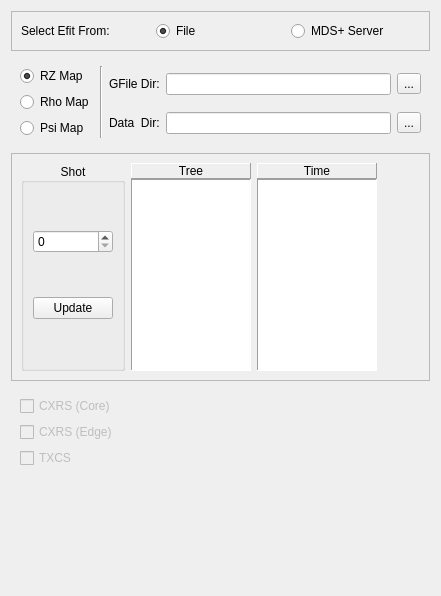
Old version of the form GUI/selectefitti.ui in the repository zhengprince/east-fit.
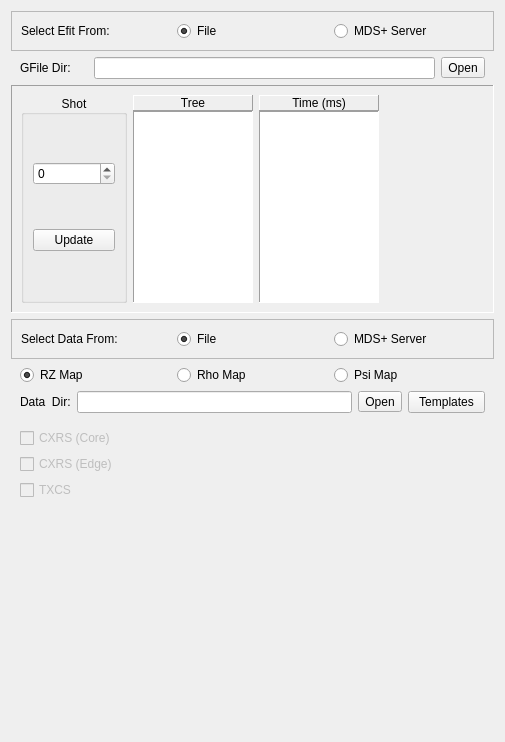
New version of the form. Custom widgets are drawn as their Qt base class.

What changed in the file:
```diff
--- a/GUI/selectefitti.ui
+++ b/GUI/selectefitti.ui
@@ -6,32 +6,32 @@
    <rect>
     <x>0</x>
     <y>0</y>
-    <width>441</width>
-    <height>596</height>
+    <width>505</width>
+    <height>742</height>
    </rect>
   </property>
   <property name="windowTitle">
    <string>Form</string>
   </property>
-  <layout class="QGridLayout" name="gridLayout_2">
-   <item row="0" column="0">
-    <widget class="QFrame" name="frame">
+  <layout class="QGridLayout" name="gridLayout_4">
+   <item row="2" column="0">
+    <widget class="QFrame" name="frame_6">
      <property name="frameShape">
       <enum>QFrame::StyledPanel</enum>
      </property>
      <property name="frameShadow">
       <enum>QFrame::Raised</enum>
      </property>
-     <layout class="QGridLayout" name="gridLayout_7">
+     <layout class="QGridLayout" name="gridLayout_9">
       <item row="0" column="0">
-       <widget class="QLabel" name="label">
+       <widget class="QLabel" name="label_2">
         <property name="text">
          <string>Select Efit From:</string>
         </property>
        </widget>
       </item>
       <item row="0" column="1">
-       <widget class="QRadioButton" name="rbFile">
+       <widget class="QRadioButton" name="rbFile_2">
         <property name="text">
          <string>File</string>
         </property>
@@ -41,7 +41,7 @@
        </widget>
       </item>
       <item row="0" column="2">
-       <widget class="QRadioButton" name="rbMdsPlus">
+       <widget class="QRadioButton" name="rbMdsPlus_2">
         <property name="text">
          <string>MDS+ Server</string>
         </property>
@@ -50,48 +50,40 @@
      </layout>
     </widget>
    </item>
-   <item row="1" column="0">
-    <widget class="QFrame" name="frame_2">
+   <item row="3" column="0">
+    <widget class="QFrame" name="frame_5">
+     <property name="frameShape">
+      <enum>QFrame::NoFrame</enum>
+     </property>
+     <property name="frameShadow">
+      <enum>QFrame::Plain</enum>
+     </property>
      <layout class="QGridLayout" name="gridLayout_3">
-      <item row="0" column="0" rowspan="2">
-       <layout class="QVBoxLayout" name="verticalLayout">
-        <item>
-         <widget class="QRadioButton" name="rbRZMap">
-          <property name="text">
-           <string>RZ Map</string>
-          </property>
-          <property name="checked">
-           <bool>true</bool>
-          </property>
-         </widget>
-        </item>
-        <item>
-         <widget class="QRadioButton" name="rbRhoMap">
-          <property name="text">
-           <string>Rho Map</string>
-          </property>
-         </widget>
-        </item>
-        <item>
-         <widget class="QRadioButton" name="rbPsiMap">
-          <property name="text">
-           <string>Psi Map</string>
-          </property>
-         </widget>
-        </item>
-       </layout>
-      </item>
-      <item row="0" column="1" rowspan="2">
-       <widget class="Line" name="line">
-        <property name="orientation">
-         <enum>Qt::Vertical</enum>
-        </property>
-       </widget>
-      </item>
-      <item row="0" column="2">
+      <property name="margin">
+       <number>0</number>
+      </property>
+      <item row="0" column="0">
        <layout class="QHBoxLayout" name="horizontalLayout_2">
+        <property name="leftMargin">
+         <number>9</number>
+        </property>
+        <property name="rightMargin">
+         <number>9</number>
+        </property>
         <item>
          <widget class="QLabel" name="lGFileDir">
+          <property name="sizePolicy">
+           <sizepolicy hsizetype="Fixed" vsizetype="Preferred">
+            <horstretch>0</horstretch>
+            <verstretch>0</verstretch>
+           </sizepolicy>
+          </property>
+          <property name="minimumSize">
+           <size>
+            <width>68</width>
+            <height>0</height>
+           </size>
+          </property>
           <property name="text">
            <string>GFile Dir:</string>
           </property>
@@ -107,32 +99,7 @@
         <item>
          <widget class="QToolButton" name="tbGFileDir">
           <property name="text">
-           <string>...</string>
-          </property>
-         </widget>
-        </item>
-       </layout>
-      </item>
-      <item row="1" column="2">
-       <layout class="QHBoxLayout" name="horizontalLayout_3">
-        <item>
-         <widget class="QLabel" name="lDataDir">
-          <property name="text">
-           <string>Data  Dir:</string>
-          </property>
-         </widget>
-        </item>
-        <item>
-         <widget class="QLineEdit" name="leDataDir">
-          <property name="dragEnabled">
-           <bool>true</bool>
-          </property>
-         </widget>
-        </item>
-        <item>
-         <widget class="QToolButton" name="tbData">
-          <property name="text">
-           <string>...</string>
+           <string>Open</string>
           </property>
          </widget>
         </item>
@@ -141,13 +108,13 @@
      </layout>
     </widget>
    </item>
-   <item row="2" column="0">
+   <item row="4" column="0">
     <widget class="QFrame" name="frame_4">
      <property name="frameShape">
-      <enum>QFrame::StyledPanel</enum>
+      <enum>QFrame::Panel</enum>
      </property>
      <property name="frameShadow">
-      <enum>QFrame::Raised</enum>
+      <enum>QFrame::Sunken</enum>
      </property>
      <layout class="QHBoxLayout" name="horizontalLayout">
       <item>
@@ -238,7 +205,7 @@
            <enum>QFrame::Raised</enum>
           </property>
           <property name="text">
-           <string>Time</string>
+           <string>Time (ms)</string>
           </property>
           <property name="alignment">
            <set>Qt::AlignCenter</set>
@@ -282,7 +249,136 @@
      </layout>
     </widget>
    </item>
-   <item row="3" column="0">
+   <item row="5" column="0">
+    <widget class="QFrame" name="frame">
+     <property name="frameShape">
+      <enum>QFrame::StyledPanel</enum>
+     </property>
+     <property name="frameShadow">
+      <enum>QFrame::Raised</enum>
+     </property>
+     <layout class="QGridLayout" name="gridLayout_7">
+      <item row="0" column="0">
+       <widget class="QLabel" name="label">
+        <property name="text">
+         <string>Select Data From:</string>
+        </property>
+       </widget>
+      </item>
+      <item row="0" column="1">
+       <widget class="QRadioButton" name="rbFile">
+        <property name="text">
+         <string>File</string>
+        </property>
+        <property name="checked">
+         <bool>true</bool>
+        </property>
+       </widget>
+      </item>
+      <item row="0" column="2">
+       <widget class="QRadioButton" name="rbMdsPlus">
+        <property name="text">
+         <string>MDS+ Server</string>
+        </property>
+       </widget>
+      </item>
+     </layout>
+    </widget>
+   </item>
+   <item row="6" column="0">
+    <widget class="QFrame" name="frame_2">
+     <layout class="QGridLayout" name="gridLayout_2">
+      <property name="margin">
+       <number>0</number>
+      </property>
+      <item row="0" column="0">
+       <layout class="QHBoxLayout" name="horizontalLayout_4">
+        <property name="leftMargin">
+         <number>9</number>
+        </property>
+        <property name="rightMargin">
+         <number>9</number>
+        </property>
+        <item>
+         <widget class="QRadioButton" name="rbRZMap">
+          <property name="text">
+           <string>RZ Map</string>
+          </property>
+          <property name="checked">
+           <bool>true</bool>
+          </property>
+         </widget>
+        </item>
+        <item>
+         <widget class="QRadioButton" name="rbRhoMap">
+          <property name="text">
+           <string>Rho Map</string>
+          </property>
+         </widget>
+        </item>
+        <item>
+         <widget class="QRadioButton" name="rbPsiMap">
+          <property name="text">
+           <string>Psi Map</string>
+          </property>
+         </widget>
+        </item>
+       </layout>
+      </item>
+      <item row="1" column="0">
+       <layout class="QHBoxLayout" name="horizontalLayout_3">
+        <property name="leftMargin">
+         <number>9</number>
+        </property>
+        <property name="rightMargin">
+         <number>9</number>
+        </property>
+        <item>
+         <widget class="QLabel" name="lDataDir">
+          <property name="sizePolicy">
+           <sizepolicy hsizetype="Fixed" vsizetype="Preferred">
+            <horstretch>0</horstretch>
+            <verstretch>0</verstretch>
+           </sizepolicy>
+          </property>
+          <property name="text">
+           <string>Data  Dir:</string>
+          </property>
+         </widget>
+        </item>
+        <item>
+         <widget class="QLineEdit" name="leDataDir">
+          <property name="dragEnabled">
+           <bool>true</bool>
+          </property>
+         </widget>
+        </item>
+        <item>
+         <widget class="QToolButton" name="tbData">
+          <property name="text">
+           <string>Open</string>
+          </property>
+         </widget>
+        </item>
+        <item>
+         <widget class="QPushButton" name="pbTemplates">
+          <property name="maximumSize">
+           <size>
+            <width>77</width>
+            <height>16777215</height>
+           </size>
+          </property>
+          <property name="text">
+           <string>Templates</string>
+          </property>
+         </widget>
+        </item>
+       </layout>
+      </item>
+     </layout>
+    </widget>
+   </item>
+   <item row="8" column="0">
     <widget class="QFrame" name="frame_3">
      <layout class="QGridLayout" name="gridLayout_5">
       <item row="2" column="0">
@@ -318,7 +414,7 @@
      </layout>
     </widget>
    </item>
-   <item row="4" column="0">
+   <item row="9" column="0">
     <spacer name="verticalSpacer">
      <property name="orientation">
       <enum>Qt::Vertical</enum>
@@ -326,7 +422,7 @@
      <property name="sizeHint" stdset="0">
       <size>
        <width>20</width>
-       <height>85</height>
+       <height>186</height>
       </size>
      </property>
     </spacer>
```
Left out of the diff: 163 changed lines with no effect on the pictures.
